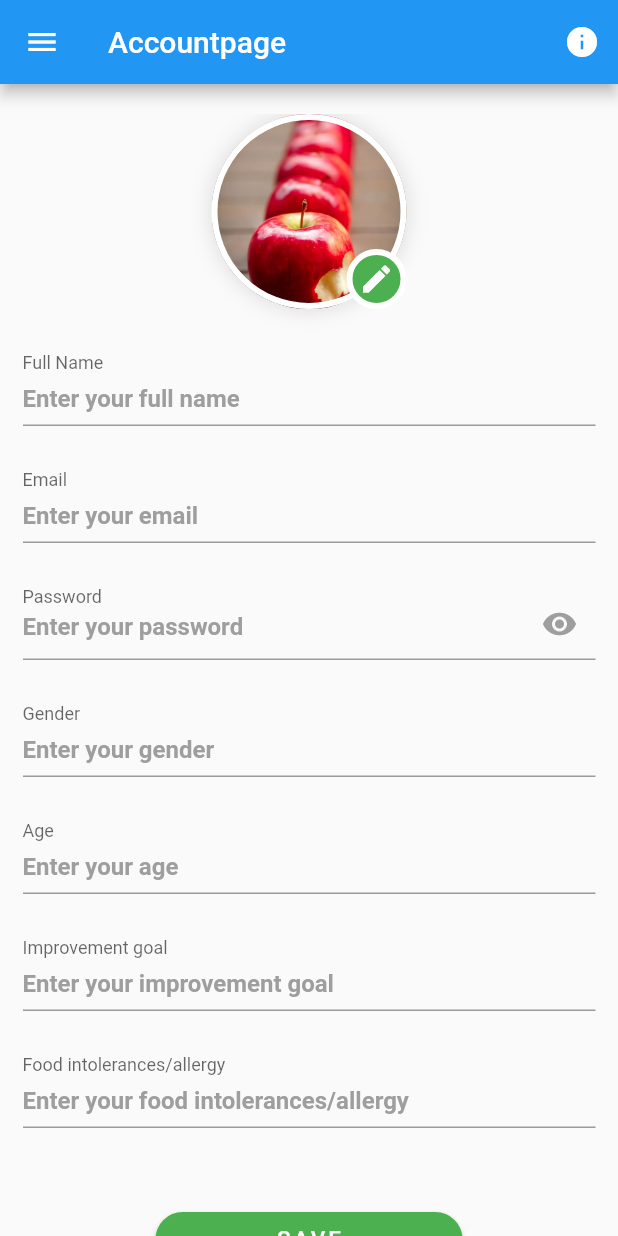
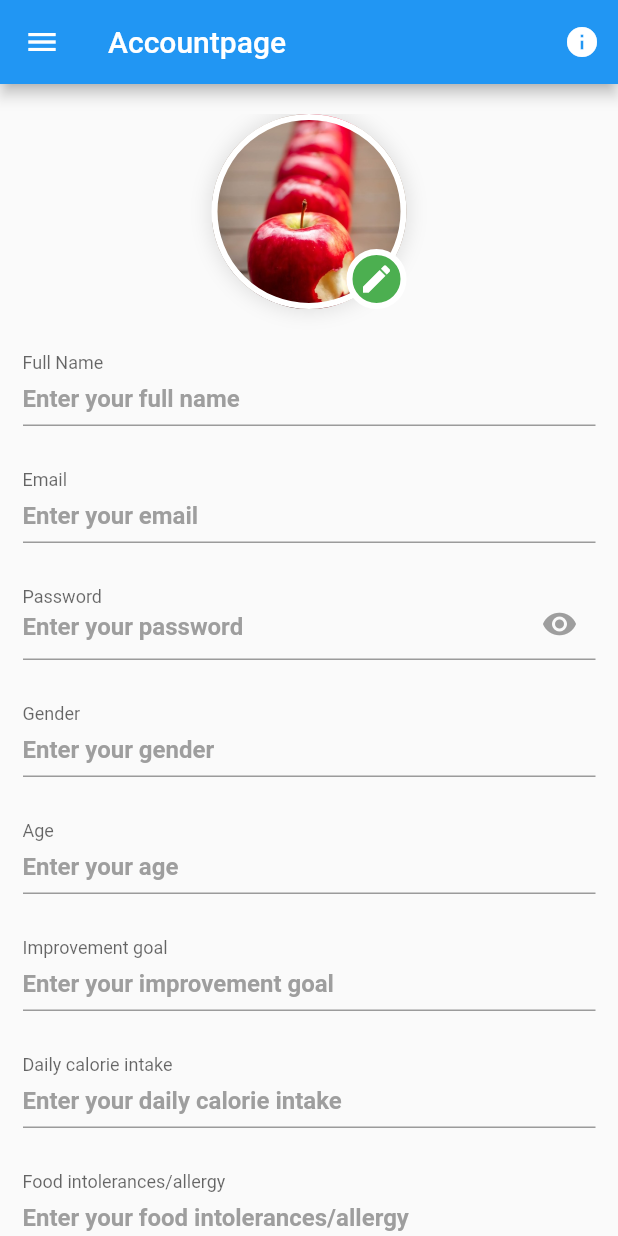
Before and after one commit to SamueleBarbizzi/Flutter-doctors, a Flutter app: the AccountPage screen opened directly, on a phone screen of 412 x 824 dp. Run offline on Flutter 3.47's test engine with Material 2 defaults, Android fonts, the phone set to English and light mode, and no system bars; our stand-ins replace flutter_login, material_design_icons_flutter, shared_preferences; accounts and stored records are empty.

Commit message:
add dailycalorieintake

```diff
--- a/lib/screens/accountpage.dart
+++ b/lib/screens/accountpage.dart
@@ -26,6 +26,7 @@ class _AccountPageState extends State<AccountPage> {
   final TextEditingController _ageController = TextEditingController();
   final TextEditingController _improvementGoalController = TextEditingController();
   final TextEditingController _foodIntoleranceController = TextEditingController();
+  final TextEditingController  _dailycalorieintakeController = TextEditingController();
 
   @override
   void initState() {
@@ -43,6 +44,7 @@ class _AccountPageState extends State<AccountPage> {
       _ageController.text = prefs.getString('age') ?? '';
       _improvementGoalController.text = prefs.getString('improvementGoal') ?? '';
       _foodIntoleranceController.text = prefs.getString('foodIntolerance') ?? '';
+      _dailycalorieintakeController.text = prefs.getString('dailycalorieintake') ?? '';
     });
   }
 
@@ -55,6 +57,7 @@ class _AccountPageState extends State<AccountPage> {
     await prefs.setString('age', _ageController.text);
     await prefs.setString('improvementGoal', _improvementGoalController.text);
     await prefs.setString('foodIntolerance', _foodIntoleranceController.text);
+    await prefs.setString('dailycalorieintake', _dailycalorieintakeController.text);
   }
 
 
@@ -137,6 +140,7 @@ class _AccountPageState extends State<AccountPage> {
            buildTextField('Gender', 'Enter your gender', false, _genderController),
            buildTextField('Age', 'Enter your age', false, _ageController),
            buildTextField('Improvement goal', 'Enter your improvement goal', false,  _improvementGoalController),
+           buildTextField('Daily calorie intake', 'Enter your daily calorie intake', false,  _dailycalorieintakeController),
            buildTextField('Food intolerances/allergy', 'Enter your food intolerances/allergy', false,  _foodIntoleranceController),
 
                 const Center(
```
Also changed, not shown: pubspec.lock.
